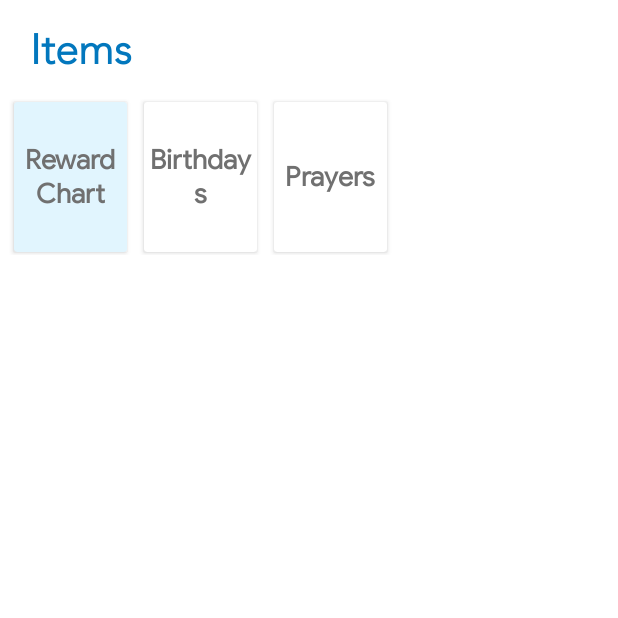
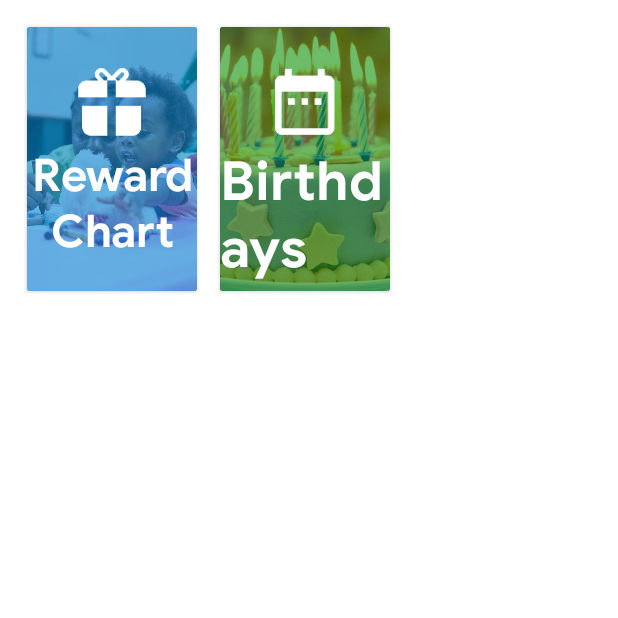
Before and after one commit to issyzac/OceanKids, an Android app: the fragment PrimaryKidsFragment shown on its own in the app's theme, on a phone screen of 412 x 824 dp, the top half of it. Run offline under Robolectric (Android 15) with nearby library versions, the phone set to English and light mode, and no system bars.

Commit message:
minor fixes

```diff
--- a/app/src/main/res/layout/activity_nursery_home.xml
+++ b/app/src/main/res/layout/activity_nursery_home.xml
@@ -130,7 +130,7 @@
                 <View
                     android:layout_width="match_parent"
                     android:layout_height="match_parent"
-                    android:background="@color/purple_600"
+                    android:background="@color/green_600"
                     android:alpha="0.6"/>
 
                 <ImageView
--- a/app/src/main/res/layout/activity_preschool_home.xml
+++ b/app/src/main/res/layout/activity_preschool_home.xml
@@ -130,7 +130,7 @@
                 <View
                     android:layout_width="match_parent"
                     android:layout_height="match_parent"
-                    android:background="@color/yellow_700"
+                    android:background="@color/green_600"
                     android:alpha="0.6"/>
 
                 <ImageView
--- a/app/src/main/res/layout/primary_kids_fragment.xml
+++ b/app/src/main/res/layout/primary_kids_fragment.xml
@@ -13,89 +13,132 @@
         android:background="@android:color/transparent"
         android:layout_height="wrap_content">
 
-        <TextView
-            android:layout_width="wrap_content"
-            android:layout_height="wrap_content"
-            android:layout_marginLeft="20dp"
-            android:text="Items"
-            android:layout_marginTop="16dp"
-            android:textColor="@color/light_blue_800"
-            android:fontFamily="@font/avenir_light"
-            android:textStyle="bold"
-            android:textSize="28sp"/>
-
         <LinearLayout
             android:layout_width="match_parent"
             android:layout_height="wrap_content"
             android:orientation="horizontal"
             android:layout_marginTop="16dp">
 
-            <View
+            <RelativeLayout
                 android:layout_width="0dp"
-                android:layout_height="match_parent"
-                android:layout_weight="0.1"/>
+                android:layout_height="180dp"
+                android:layout_weight="1"
+                android:layout_marginLeft="16dp"
+                android:id="@+id/primary_reward_button_container"
+                android:onClick="loadRewardChart">
 
                 <android.support.v7.widget.CardView
-                android:layout_width="0dp"
-                android:layout_weight="1"
-                android:layout_margin="2dp"
-                app:cardBackgroundColor="@color/light_blue_050"
-                android:layout_height="wrap_content"
-                android:onClick="loadRewardChart">
+                    android:layout_width="match_parent"
+                    android:layout_height="match_parent"
+                    android:layout_margin="2dp">
 
                     <RelativeLayout
                         android:layout_width="match_parent"
-                    android:layout_height="100dp"
-                    android:id="@+id/primary_register_child_container">
+                        android:layout_height="match_parent"
+                        android:background="@drawable/selector_item">
+
+                        <ImageView
+                            android:layout_width="match_parent"
+                            android:layout_height="match_parent"
+                            android:src="@drawable/nursery"
+                            android:scaleType="centerCrop"/>
+
+                        <View
+                            android:layout_width="match_parent"
+                            android:layout_height="match_parent"
+                            android:layout_alignParentLeft="true"
+                            android:layout_alignParentStart="true"
+                            android:layout_alignParentTop="true"
+                            android:alpha="0.6"
+                            android:background="@color/light_blue_700" />
+
+                        <ImageView
+                            android:layout_width="60dp"
+                            android:layout_height="60dp"
+                            android:layout_centerHorizontal="true"
+                            android:id="@+id/preschool_child_info_button_icon"
+                            android:layout_marginTop="20dp"
+                            android:src="@mipmap/ic_bonus"
+                            android:tint="@color/white"/>
 
                         <TextView
-                        android:id="@+id/register_title"
-                        android:layout_width="150dp"
-                        android:gravity="center_horizontal"
+                            android:layout_width="wrap_content"
                             android:layout_height="wrap_content"
                             android:layout_centerInParent="true"
-                        android:fontFamily="@font/google_sans_regular"
                             android:text="Reward Chart"
-                        android:textStyle="bold"
-                        android:textColor="@color/card_title_text"
-                        android:textSize="18sp" />
+                            android:layout_below="@id/preschool_child_info_button_icon"
+                            android:id="@+id/preschool_child_info_button_text"
+                            android:textColor="@color/white"
+                            android:gravity="center_horizontal"
+                            android:fontFamily="@font/google_sans_bold"
+                            android:textSize="30sp"/>
 
                     </RelativeLayout>
 
                 </android.support.v7.widget.CardView>
+
+            </RelativeLayout>
 
             <View
                 android:layout_width="0dp"
                 android:layout_height="match_parent"
                 android:layout_weight="0.1"/>
 
+            <RelativeLayout
+                android:layout_width="0dp"
+                android:layout_height="180dp"
+                android:layout_weight="1"
+                android:id="@+id/preschool_birthdays_button_container"
+                android:onClick="loadBirthdays"
+                android:layout_marginRight="16dp">
+
                 <android.support.v7.widget.CardView
-                android:layout_width="0dp"
-                android:layout_weight="1"
-                android:layout_margin="2dp"
-                app:cardBackgroundColor="@color/white"
-                android:onClick="loadBirthdays"
-                android:layout_height="wrap_content">
+                    android:layout_width="match_parent"
+                    android:layout_height="match_parent"
+                    android:layout_margin="2dp">
 
                     <RelativeLayout
                         android:layout_width="match_parent"
-                    android:layout_height="100dp">
+                        android:layout_height="match_parent"
+                        android:background="@drawable/selector_item">
+
+                        <ImageView
+                            android:layout_width="match_parent"
+                            android:layout_height="match_parent"
+                            android:src="@drawable/birthdays"
+                            android:scaleType="centerCrop"/>
+
+                        <View
+                            android:layout_width="match_parent"
+                            android:layout_height="match_parent"
+                            android:background="@color/green_600"
+                            android:alpha="0.6"/>
+
+                        <ImageView
+                            android:layout_width="60dp"
+                            android:layout_height="60dp"
+                            android:layout_centerHorizontal="true"
+                            android:id="@+id/preschool_child_birthday_button_icon"
+                            android:layout_marginTop="20dp"
+                            android:src="@mipmap/ic_calendar"
+                            android:tint="@color/white"/>
 
                         <TextView
-                        android:id="@+id/preteen_class_title"
-                        android:layout_width="150dp"
-                        android:gravity="center_horizontal"
+                            android:layout_width="wrap_content"
                             android:layout_height="wrap_content"
                             android:layout_centerInParent="true"
-                        android:fontFamily="@font/google_sans_regular"
                             android:text="Birthdays"
-                        android:textStyle="bold"
-                        android:textColor="@color/card_title_text"
-                        android:textSize="18sp" />
+                            android:layout_below="@id/preschool_child_birthday_button_icon"
+                            android:id="@+id/preschool_child_birthday_button_text"
+                            android:textColor="@color/white"
+                            android:fontFamily="@font/google_sans_bold"
+                            android:textSize="36sp" />
 
                     </RelativeLayout>
 
                 </android.support.v7.widget.CardView>
+
+            </RelativeLayout>
 
             <View
                 android:layout_width="0dp"
@@ -107,6 +150,7 @@
                 android:layout_weight="1"
                 android:layout_height="wrap_content"
                 android:layout_margin="2dp"
+                android:visibility="invisible"
                 app:cardBackgroundColor="@color/white">
 
                 <RelativeLayout
@@ -127,13 +171,7 @@
 
                 </RelativeLayout>
 
-
             </android.support.v7.widget.CardView>
-
-            <View
-                android:layout_width="0dp"
-                android:layout_height="match_parent"
-                android:layout_weight="2"/>
 
         </LinearLayout>
 
```
Lines whose indentation alone changed are shown as unchanged.
